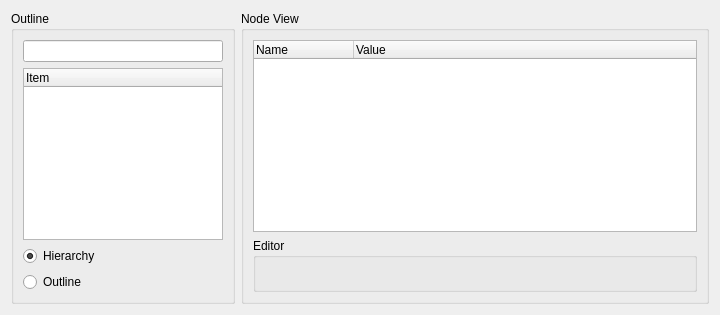
The window that xmleditorform.ui (sarace77/AXEditor) describes before a commit, drawn with Qt 5.
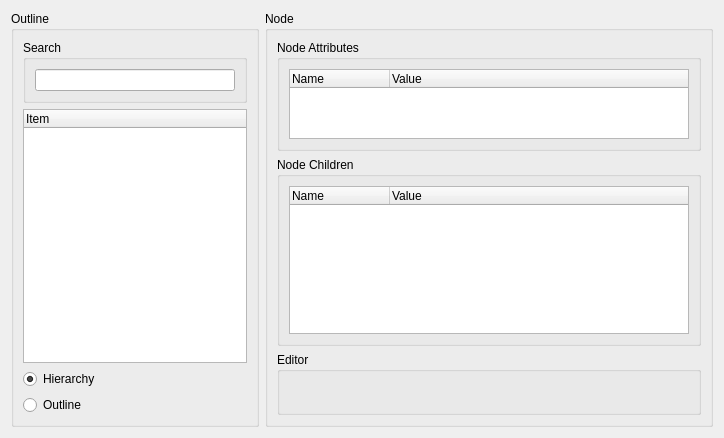
The same window after the commit.

Commit message: Simple Search implemented

```diff
--- a/xmleditorform.ui
+++ b/xmleditorform.ui
@@ -7,7 +7,7 @@
     <x>0</x>
     <y>0</y>
     <width>720</width>
-    <height>315</height>
+    <height>438</height>
    </rect>
   </property>
   <property name="windowTitle">
@@ -27,6 +27,18 @@
      </property>
      <layout class="QVBoxLayout" name="verticalLayout_2">
       <item>
+       <widget class="QGroupBox" name="searchBox">
+        <property name="sizePolicy">
+         <sizepolicy hsizetype="Preferred" vsizetype="Preferred">
+          <horstretch>0</horstretch>
+          <verstretch>1</verstretch>
+         </sizepolicy>
+        </property>
+        <property name="title">
+         <string>Search</string>
+        </property>
+        <layout class="QVBoxLayout" name="verticalLayout_5">
+         <item>
        <widget class="QLineEdit" name="itemSearch">
         <property name="minimumSize">
          <size>
@@ -36,12 +48,15 @@
         </property>
        </widget>
       </item>
+        </layout>
+       </widget>
+      </item>
       <item>
        <widget class="QTreeWidget" name="itemsWidget">
         <property name="sizePolicy">
          <sizepolicy hsizetype="Expanding" vsizetype="Expanding">
           <horstretch>0</horstretch>
-          <verstretch>0</verstretch>
+          <verstretch>8</verstretch>
          </sizepolicy>
         </property>
         <property name="minimumSize">
@@ -86,11 +101,29 @@
       </sizepolicy>
      </property>
      <property name="title">
-      <string>Node View</string>
+      <string>Node</string>
+     </property>
+     <layout class="QVBoxLayout" name="verticalLayout_4">
+      <item>
+       <widget class="QGroupBox" name="attributesBox">
+        <property name="sizePolicy">
+         <sizepolicy hsizetype="Preferred" vsizetype="Preferred">
+          <horstretch>0</horstretch>
+          <verstretch>1</verstretch>
+         </sizepolicy>
+        </property>
+        <property name="title">
+         <string>Node Attributes</string>
      </property>
      <layout class="QVBoxLayout" name="verticalLayout_3">
       <item>
        <widget class="QTreeWidget" name="attributesWidget">
+           <property name="sizePolicy">
+            <sizepolicy hsizetype="Expanding" vsizetype="Expanding">
+             <horstretch>0</horstretch>
+             <verstretch>0</verstretch>
+            </sizepolicy>
+           </property>
         <property name="minimumSize">
          <size>
           <width>400</width>
@@ -107,6 +140,50 @@
           <string>Value</string>
          </property>
         </column>
+          </widget>
+         </item>
+        </layout>
+       </widget>
+      </item>
+      <item>
+       <widget class="QGroupBox" name="childrenBox">
+        <property name="sizePolicy">
+         <sizepolicy hsizetype="Preferred" vsizetype="Preferred">
+          <horstretch>0</horstretch>
+          <verstretch>3</verstretch>
+         </sizepolicy>
+        </property>
+        <property name="title">
+         <string>Node Children</string>
+        </property>
+        <layout class="QVBoxLayout" name="verticalLayout">
+         <item>
+          <widget class="QTreeWidget" name="childrenWidget">
+           <property name="sizePolicy">
+            <sizepolicy hsizetype="Expanding" vsizetype="Expanding">
+             <horstretch>0</horstretch>
+             <verstretch>0</verstretch>
+            </sizepolicy>
+           </property>
+           <property name="minimumSize">
+            <size>
+             <width>400</width>
+             <height>0</height>
+            </size>
+           </property>
+           <column>
+            <property name="text">
+             <string notr="true">Name</string>
+            </property>
+           </column>
+           <column>
+            <property name="text">
+             <string>Value</string>
+            </property>
+           </column>
+          </widget>
+         </item>
+        </layout>
        </widget>
       </item>
       <item>
```
Left out of the diff: 2 changed lines with no effect on the pictures. Lines whose indentation alone changed are shown as unchanged. The commit also changes 2 other files.
